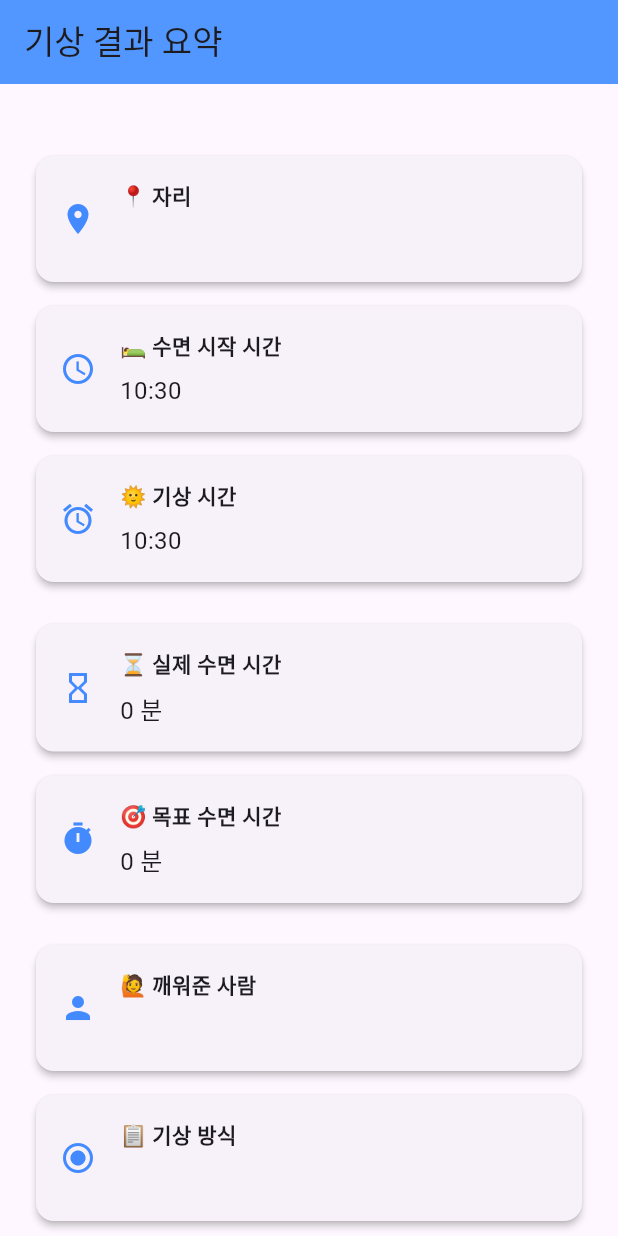
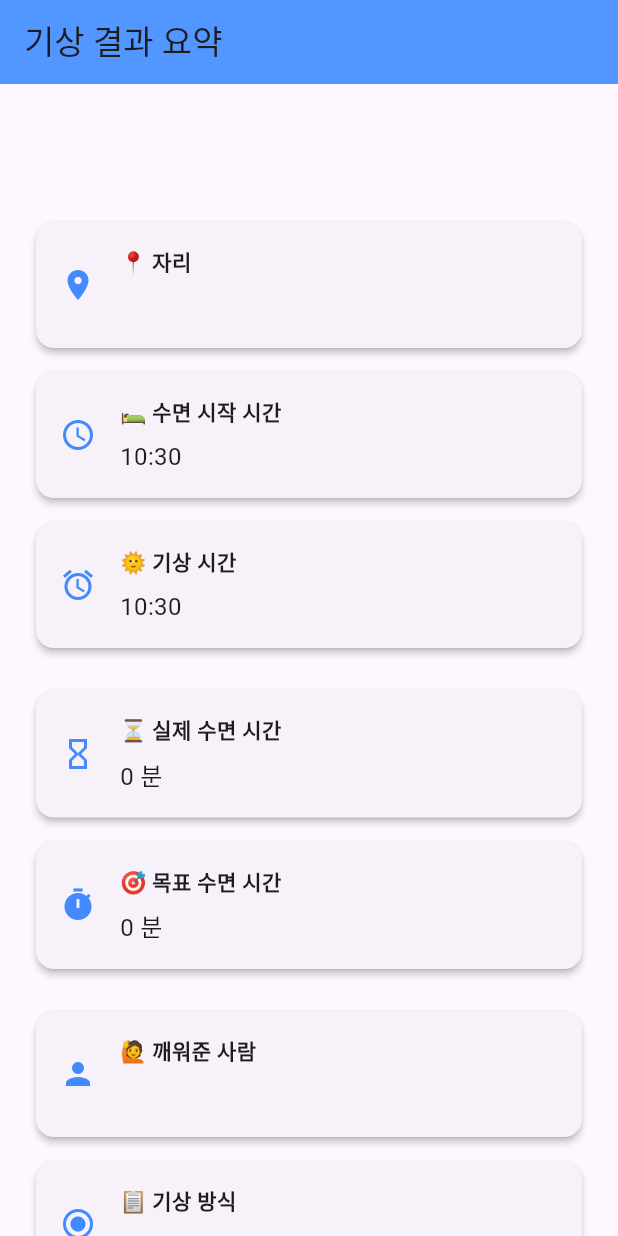
Before and after one commit to TAEHONG-LEE/cnuity, a Flutter app: the WakeResultScreen screen opened directly with empty values, on a phone screen of 412 x 824 dp. Run offline on Flutter 3.47's test engine with Material 3 defaults, Android fonts, the phone set to English and light mode, and no system bars; our stand-ins replace cloud_firestore, confetti, firebase_auth, firebase_core, fluttertoast, percent_indicator and 1 more; missing offline and left inert: mobile_scanner; accounts and stored records are empty.

Commit message:
Fix: WakeResultScreen overflow 해결, 버튼 UI 개선, 빵빠레 위로 배치

```diff
--- a/lib/screens/kkaezam/qr/scan_qr_screen.dart
+++ b/lib/screens/kkaezam/qr/scan_qr_screen.dart
@@ -133,9 +133,9 @@ class _ScanQrScreenState extends State<ScanQrScreen> {
       final int overSleepMinutes = actualSleepMinutes - targetSleepMinutes;
 
       if (overSleepMinutes >= 30) {
-        pointsDelta = -10; // 30분 초과 시 10포인트 차감
+        pointsDelta = 0; // 30분 초과 시 복구 없음
       } else if (overSleepMinutes >= 10) {
-        pointsDelta = -5; // 10분 초과 시 5포인트 차감
+        pointsDelta = 5; // 10분 초과 시 5포인트만 복구
       } else {
         pointsDelta = reservedPoints; // 목표 수면 내에서 수면 시 예약된 포인트 복구
       }
--- a/lib/screens/kkaezam/qr/wake_result_screen.dart
+++ b/lib/screens/kkaezam/qr/wake_result_screen.dart
@@ -1,7 +1,7 @@
 import 'package:flutter/material.dart';
 import 'package:intl/intl.dart';
 import 'package:confetti/confetti.dart';
-import '../kkaezam_home_screen.dart'; // 깨잠 홈 화면으로 이동
+import '../kkaezam_home_screen.dart'; // 홈으로 이동
 
 class WakeResultScreen extends StatefulWidget {
   final String seatName;
@@ -41,7 +41,6 @@ class _WakeResultScreenState extends State<WakeResultScreen> {
       duration: const Duration(seconds: 2),
     );
 
-    // 포인트가 있을 경우 축하 애니메이션 실행
     if (widget.pointsEarned > 0) {
       _confettiController.play();
     }
@@ -62,29 +61,16 @@ class _WakeResultScreenState extends State<WakeResultScreen> {
         title: const Text('기상 결과 요약'),
         backgroundColor: const Color(0xFF5197FF),
       ),
-      body: SingleChildScrollView(
+      body: Stack(
+        children: [
+          // Scrollable content
+          SingleChildScrollView(
             padding: const EdgeInsets.all(24),
             child: Column(
               crossAxisAlignment: CrossAxisAlignment.start,
               children: [
-            // 빵빠레 애니메이션
-            Align(
-              alignment: Alignment.center,
-              child: ConfettiWidget(
-                confettiController: _confettiController,
-                blastDirectionality: BlastDirectionality.explosive,
-                shouldLoop: false,
-                colors: const [
-                  Colors.green,
-                  Colors.blue,
-                  Colors.pink,
-                  Colors.yellow,
-                ],
-              ),
-            ),
-            const SizedBox(height: 16),
+                const SizedBox(height: 60), // for confetti space
 
-            // 수면 관련 정보
                 _buildInfoCard('📍 자리', widget.seatName, Icons.location_on),
                 _buildInfoCard(
                   '🛌 수면 시작 시간',
@@ -123,7 +109,6 @@ class _WakeResultScreenState extends State<WakeResultScreen> {
                 ),
                 const SizedBox(height: 24),
 
-            // 홈으로 돌아가기 버튼
                 SizedBox(
                   width: double.infinity,
                   child: ElevatedButton(
@@ -153,6 +138,29 @@ class _WakeResultScreenState extends State<WakeResultScreen> {
                 ),
               ],
             ),
+          ),
+
+          // 🎉 Confetti (위에 보이게)
+          Align(
+            alignment: Alignment.topCenter,
+            child: ConfettiWidget(
+              confettiController: _confettiController,
+              blastDirectionality: BlastDirectionality.explosive,
+              shouldLoop: false,
+              colors: const [
+                Colors.green,
+                Colors.blue,
+                Colors.pink,
+                Colors.yellow,
+              ],
+              maxBlastForce: 30,
+              minBlastForce: 10,
+              emissionFrequency: 0.05,
+              numberOfParticles: 20,
+              gravity: 0.3,
+            ),
+          ),
+        ],
       ),
     );
   }
```
Lines whose indentation alone changed are shown as unchanged.
